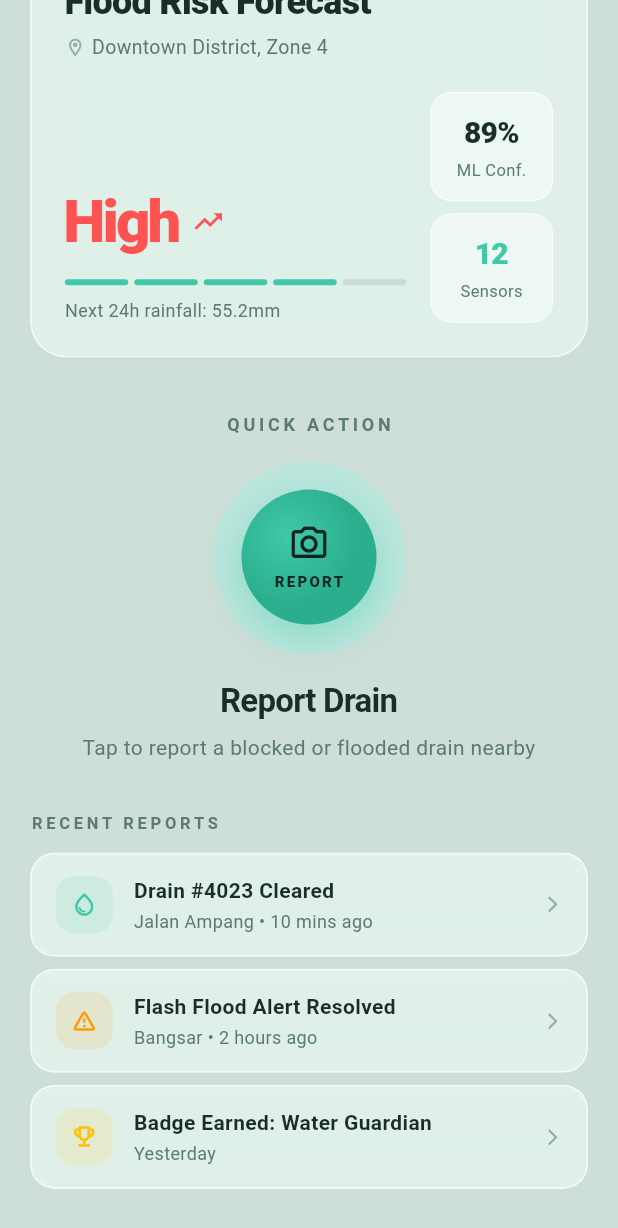
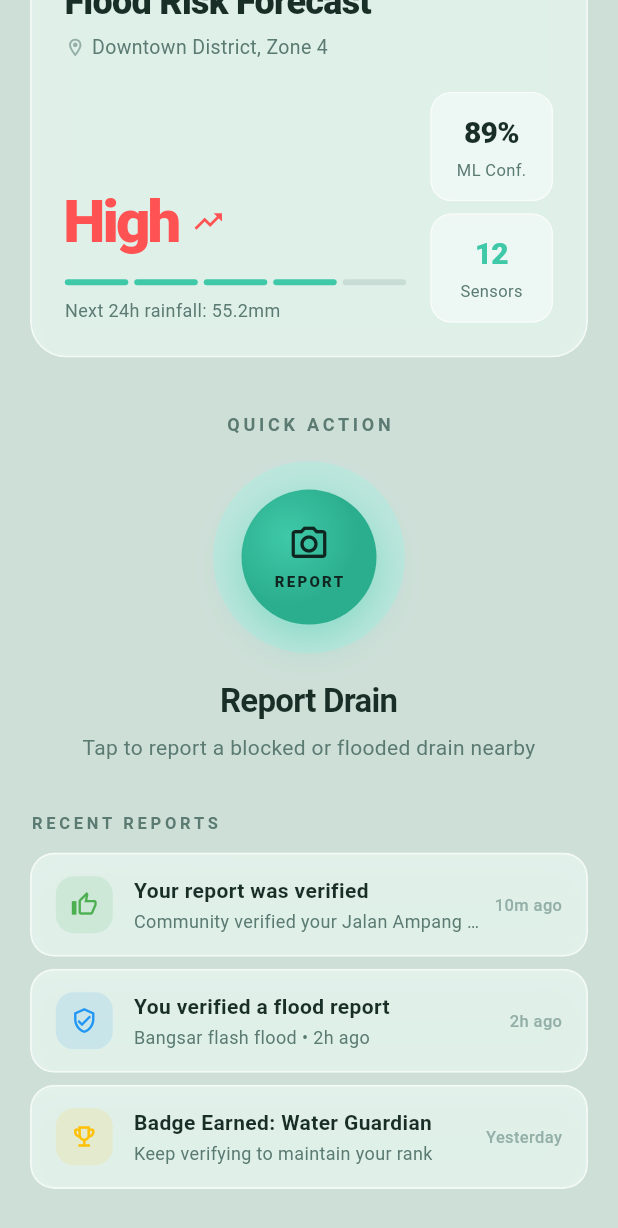
Before and after one commit to Dhaneesh05/KitahackProject2026, a Flutter app: the HomeScreen screen opened directly, scrolled down 169 dp, on a phone screen of 412 x 824 dp. Shown: the top 1228 px of the screen. Run offline on Flutter 3.47's test engine with Material 3 defaults, Android fonts, the phone set to English and light mode, and no system bars; our stand-ins replace cloud_firestore, csv, firebase_auth, firebase_core, firebase_storage, flutter_dotenv and 5 more; missing offline and left inert: dart:js; accounts and stored records are empty.

Commit message:
Fixed Static Recent Reports

```diff
--- /dev/null
+++ b/lib/models/activity.dart
@@ -0,0 +1,78 @@
+import 'package:flutter/material.dart';
+
+/// The type of activity that occurred.
+enum ActivityType {
+  youVerified,       // You verified someone else's post
+  yourPostVerified,  // Another user verified your post
+  adminVerified,     // An admin verified your post
+  statusChanged,     // Admin changed the status of your post
+  severityChanged,   // Admin overrode the severity of your post
+  youPosted,         // You submitted a new report
+  pointsEarned,      // You earned points
+}
+
+/// A single item in the activity feed.
+class Activity {
+  final String id;
+  final ActivityType type;
+  final String title;
+  final String subtitle;
+  final DateTime timestamp;
+  final String? relatedPostId;
+
+  Activity({
+    required this.id,
+    required this.type,
+    required this.title,
+    required this.subtitle,
+    required this.timestamp,
+    this.relatedPostId,
+  });
+
+  IconData get icon {
+    switch (type) {
+      case ActivityType.youVerified:
+        return Icons.verified_user_outlined;
+      case ActivityType.yourPostVerified:
+        return Icons.thumb_up_alt_outlined;
+      case ActivityType.adminVerified:
+        return Icons.admin_panel_settings_outlined;
+      case ActivityType.statusChanged:
+        return Icons.sync_rounded;
+      case ActivityType.severityChanged:
+        return Icons.warning_amber_rounded;
+      case ActivityType.youPosted:
+        return Icons.water_drop_outlined;
+      case ActivityType.pointsEarned:
+        return Icons.emoji_events_outlined;
+    }
+  }
+
+  Color get color {
+    switch (type) {
+      case ActivityType.youVerified:
+        return Colors.blue;
+      case ActivityType.yourPostVerified:
+        return Colors.green;
+      case ActivityType.adminVerified:
+        return const Color(0xFF1E3A3A);
+      case ActivityType.statusChanged:
+        return Colors.teal;
+      case ActivityType.severityChanged:
+        return Colors.orange;
+      case ActivityType.youPosted:
+        return Colors.teal;
+      case ActivityType.pointsEarned:
+        return Colors.amber;
+    }
+  }
+
+  String get timeAgo {
+    final diff = DateTime.now().difference(timestamp);
+    if (diff.inSeconds < 60) return 'Just now';
+    if (diff.inMinutes < 60) return '${diff.inMinutes}m ago';
+    if (diff.inHours < 24) return '${diff.inHours}h ago';
+    if (diff.inDays == 1) return 'Yesterday';
+    return '${diff.inDays}d ago';
+  }
+}
--- /dev/null
+++ b/lib/models/activity_store.dart
@@ -0,0 +1,56 @@
+import 'package:flutter/foundation.dart';
+import 'activity.dart';
+
+/// Singleton that holds the global activity feed.
+/// Extends ChangeNotifier so widgets can listen for updates.
+class ActivityStore extends ChangeNotifier {
+  static final ActivityStore _instance = ActivityStore._internal();
+  factory ActivityStore() => _instance;
+  ActivityStore._internal() {
+    _seedInitialActivities();
+  }
+
+  final List<Activity> _activities = [];
+
+  /// Returns the most recent [limit] activities.
+  List<Activity> getRecent({int limit = 3}) {
+    return _activities.take(limit).toList();
+  }
+
+  /// Adds a new activity to the top of the feed, capped at 20 entries.
+  void addActivity(Activity activity) {
+    _activities.insert(0, activity);
+    if (_activities.length > 20) _activities.removeLast();
+    notifyListeners();
+  }
+
+  // ─── Seed some mock activities for first-run ─────────────────────────────
+  void _seedInitialActivities() {
+    _activities.addAll([
+      Activity(
+        id: 'seed_1',
+        type: ActivityType.yourPostVerified,
+        title: 'Your report was verified',
+        subtitle: 'Community verified your Jalan Ampang post',
+        timestamp: DateTime.now().subtract(const Duration(minutes: 10)),
+        relatedPostId: null,
+      ),
+      Activity(
+        id: 'seed_2',
+        type: ActivityType.youVerified,
+        title: 'You verified a flood report',
+        subtitle: 'Bangsar flash flood • 2h ago',
+        timestamp: DateTime.now().subtract(const Duration(hours: 2)),
+        relatedPostId: null,
+      ),
+      Activity(
+        id: 'seed_3',
+        type: ActivityType.pointsEarned,
+        title: 'Badge Earned: Water Guardian',
+        subtitle: 'Keep verifying to maintain your rank',
+        timestamp: DateTime.now().subtract(const Duration(days: 1)),
+        relatedPostId: null,
+      ),
+    ]);
+  }
+}
--- a/lib/screens/home_screen.dart
+++ b/lib/screens/home_screen.dart
@@ -8,6 +8,8 @@ import '../services/ai_vision_service.dart';
 import '../services/flood_prediction_service.dart';
 import '../services/storage_service.dart';
 import '../services/database_service.dart';
+import '../models/activity.dart';
+import '../models/activity_store.dart';
 import 'login_screen.dart';
 
 class HomeScreen extends StatelessWidget {
@@ -116,7 +118,7 @@ class HomeScreen extends StatelessWidget {
               ),
               const SizedBox(height: 32),
 
-              // ── Recent Reports ──────────────────────────────────────
+              // ── Recent Activity ──────────────────────────────────────
               Text(
                 'RECENT REPORTS',
                 style: TextStyle(
@@ -127,25 +129,30 @@ class HomeScreen extends StatelessWidget {
                 ),
               ),
               const SizedBox(height: 12),
-              _RecentReportItem(
-                icon: Icons.water_drop_outlined,
-                title: 'Drain #4023 Cleared',
-                subtitle: 'Jalan Ampang • 10 mins ago',
-                color: AppColors.teal,
-              ),
-              const SizedBox(height: 8),
-              _RecentReportItem(
-                icon: Icons.warning_amber_rounded,
-                title: 'Flash Flood Alert Resolved',
-                subtitle: 'Bangsar • 2 hours ago',
-                color: Colors.orange,
-              ),
-              const SizedBox(height: 8),
-              _RecentReportItem(
-                icon: Icons.emoji_events_outlined,
-                title: 'Badge Earned: Water Guardian',
-                subtitle: 'Yesterday',
-                color: Colors.amber,
+              ListenableBuilder(
+                listenable: ActivityStore(),
+                builder: (context, _) {
+                  final activities = ActivityStore().getRecent(limit: 3);
+                  if (activities.isEmpty) {
+                    return Center(
+                      child: Padding(
+                        padding: const EdgeInsets.symmetric(vertical: 16),
+                        child: Text(
+                          'No recent activity yet.',
+                          style: TextStyle(color: AppColors.textMuted, fontSize: 14),
+                        ),
+                      ),
+                    );
+                  }
+                  return Column(
+                    children: [
+                      for (int i = 0; i < activities.length; i++) ...[
+                        _ActivityItem(activity: activities[i]),
+                        if (i < activities.length - 1) const SizedBox(height: 8),
+                      ],
+                    ],
+                  );
+                },
               ),
               const SizedBox(height: 24),
             ],
@@ -631,20 +638,11 @@ class _ReportButtonState extends State<_ReportButton> with SingleTickerProviderS
 }
 
 // ─────────────────────────────────────────────────────
-//  Recent Report Item
+//  Activity Item  (used in Recent Reports)
 // ─────────────────────────────────────────────────────
-class _RecentReportItem extends StatelessWidget {
-  final IconData icon;
-  final String title;
-  final String subtitle;
-  final Color color;
-
-  const _RecentReportItem({
-    required this.icon,
-    required this.title,
-    required this.subtitle,
-    required this.color,
-  });
+class _ActivityItem extends StatelessWidget {
+  final Activity activity;
+  const _ActivityItem({required this.activity});
 
   @override
   Widget build(BuildContext context) {
@@ -657,10 +655,10 @@ class _RecentReportItem extends StatelessWidget {
             width: 38,
             height: 38,
             decoration: BoxDecoration(
-              color: color.withValues(alpha: 0.12),
+              color: activity.color.withValues(alpha: 0.12),
               borderRadius: BorderRadius.circular(12),
             ),
-            child: Icon(icon, color: color, size: 18),
+            child: Icon(activity.icon, color: activity.color, size: 18),
           ),
           const SizedBox(width: 14),
           Expanded(
@@ -668,7 +666,7 @@ class _RecentReportItem extends StatelessWidget {
               crossAxisAlignment: CrossAxisAlignment.start,
               children: [
                 Text(
-                  title,
+                  activity.title,
                   style: TextStyle(
                     fontSize: 14,
                     fontWeight: FontWeight.w600,
@@ -677,13 +675,18 @@ class _RecentReportItem extends StatelessWidget {
                 ),
                 const SizedBox(height: 2),
                 Text(
-                  subtitle,
+                  activity.subtitle,
                   style: TextStyle(fontSize: 12, color: AppColors.textSecondary),
+                  overflow: TextOverflow.ellipsis,
                 ),
               ],
             ),
           ),
-          Icon(Icons.arrow_forward_ios_rounded, size: 13, color: AppColors.textMuted),
+          const SizedBox(width: 8),
+          Text(
+            activity.timeAgo,
+            style: TextStyle(fontSize: 11, color: AppColors.textMuted, fontWeight: FontWeight.w500),
+          ),
         ],
       ),
     );
--- a/lib/widgets/admin_post_card.dart
+++ b/lib/widgets/admin_post_card.dart
@@ -2,6 +2,8 @@ import 'package:flutter/material.dart';
 import '../models/post.dart';
 import '../models/post_store.dart';
 import '../models/admin_store.dart';
+import '../models/activity.dart';
+import '../models/activity_store.dart';
 import '../theme/app_theme.dart';
 
 /// A post card specifically for the Admin feed, with inline admin actions.
@@ -82,6 +84,14 @@ class _AdminPostCardState extends State<AdminPostCard> {
   void _verifyPost() {
     setState(() => _admin.verifyPost(widget.post));
     widget.onStatusChanged?.call();
+    ActivityStore().addActivity(Activity(
+      id: 'admin_verify_${widget.post.id}_${DateTime.now().millisecondsSinceEpoch}',
+      type: ActivityType.adminVerified,
+      title: 'Post admin-verified',
+      subtitle: '${widget.post.authorName}\'s report marked as verified',
+      timestamp: DateTime.now(),
+      relatedPostId: widget.post.id,
+    ));
     _showSnack('Post verified ✅');
   }
 
@@ -185,6 +195,14 @@ class _AdminPostCardState extends State<AdminPostCard> {
                   onTap: isActive ? null : () {
                     setState(() => _admin.overrideSeverity(widget.post, s));
                     widget.onStatusChanged?.call();
+                    ActivityStore().addActivity(Activity(
+                      id: 'severity_${widget.post.id}_${DateTime.now().millisecondsSinceEpoch}',
+                      type: ActivityType.severityChanged,
+                      title: 'Severity changed to $s',
+                      subtitle: '${widget.post.authorName}\'s report was updated by admin',
+                      timestamp: DateTime.now(),
+                      relatedPostId: widget.post.id,
+                    ));
                     Navigator.pop(ctx);
                     _showSnack('Severity overridden to $s ⚠️');
                   },
@@ -250,6 +268,14 @@ class _AdminPostCardState extends State<AdminPostCard> {
                   onTap: isActive ? null : () {
                     setState(() => _admin.updateStatus(widget.post, s));
                     widget.onStatusChanged?.call();
+                    ActivityStore().addActivity(Activity(
+                      id: 'status_${widget.post.id}_${DateTime.now().millisecondsSinceEpoch}',
+                      type: ActivityType.statusChanged,
+                      title: 'Status updated: ${s.adminLabel}',
+                      subtitle: '${widget.post.authorName}\'s report status changed',
+                      timestamp: DateTime.now(),
+                      relatedPostId: widget.post.id,
+                    ));
                     Navigator.pop(ctx);
                     _showSnack('Status: ${s.adminLabel}');
                   },
--- a/lib/widgets/post_card.dart
+++ b/lib/widgets/post_card.dart
@@ -2,6 +2,8 @@ import 'package:flutter/material.dart';
 import '../models/post.dart';
 import '../models/post_store.dart';
 import '../models/admin_store.dart';
+import '../models/activity.dart';
+import '../models/activity_store.dart';
 import '../theme/app_theme.dart';
 
 class PostCard extends StatefulWidget {
@@ -135,6 +137,15 @@ class _PostCardState extends State<PostCard> {
       widget.post.authorName, 10, 'Your post was verified by ${_store.currentUser}',
       relatedPostId: widget.post.id,
     );
+    // Log activity
+    ActivityStore().addActivity(Activity(
+      id: 'verify_${widget.post.id}_${DateTime.now().millisecondsSinceEpoch}',
+      type: ActivityType.youVerified,
+      title: 'You verified a flood report',
+      subtitle: '${widget.post.authorName}\'s post • ${widget.post.content.length > 40 ? '${widget.post.content.substring(0, 40)}…' : widget.post.content}',
+      timestamp: DateTime.now(),
+      relatedPostId: widget.post.id,
+    ));
     _store.savePostsToCsv();
   }
 
```
